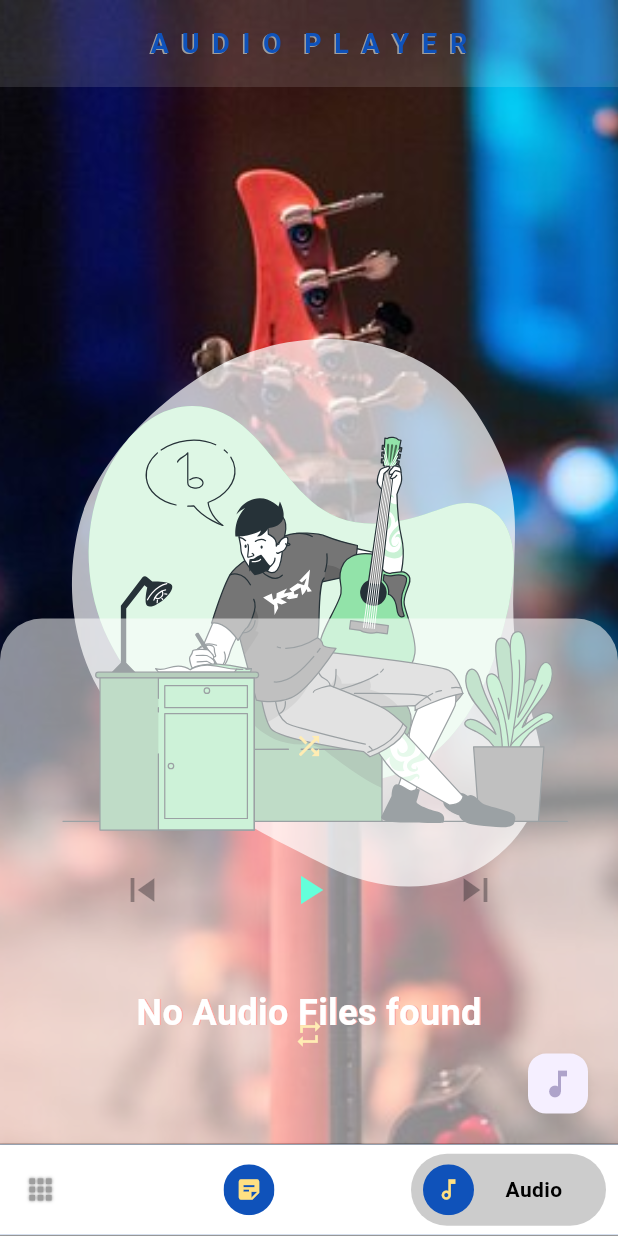
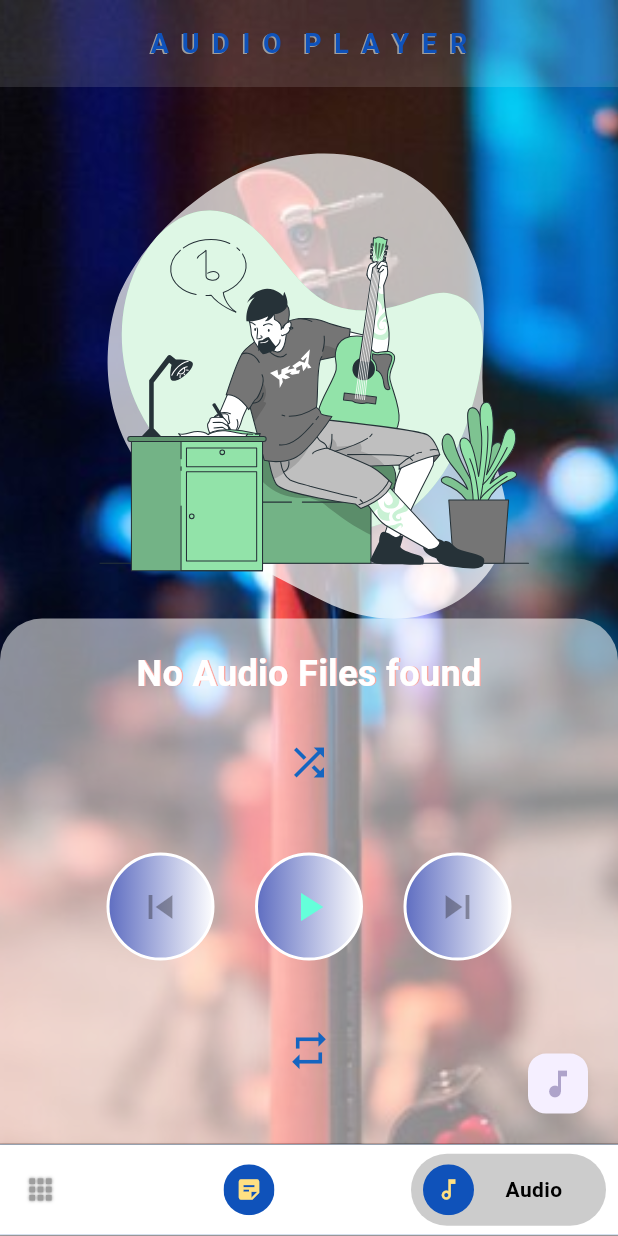
Before and after one commit to LlMrc/odessa_master, a Flutter app: the screen it shows after launch, item 3 of the bottom bar chosen, after a tap on the "music note" icon, on a phone screen of 412 x 824 dp. Run offline on Flutter 3.47's test engine with Material 2 defaults, Android fonts, the phone set to English and light mode, and no system bars; drawn by our look-alikes of bottom_navy_bar; our stand-ins replace audio_service, device_info_plus, file_picker, flutter_svg, font_awesome_flutter, get_it and 9 more; missing offline and left inert: pdf_render, syncfusion_flutter_pdfviewer; accounts and stored records are empty; network calls fail.

Commit message:
crash fixed

```diff
--- a/lib/api/buttom_package/button_class.dart
+++ b/lib/api/buttom_package/button_class.dart
@@ -36,14 +36,16 @@ class RepeatButton extends StatelessWidget {
         Icon icon;
         switch (value) {
           case RepeatState.off:
-            icon = Icon(Icons.repeat, color: Colors.amber[100]);
+            icon = Icon(Icons.repeat, size: 30, color: Colors.blue.shade800);
             break;
           case RepeatState.repeatSong:
-            icon = const Icon(Icons.repeat_one);
+            icon =
+                Icon(Icons.repeat_one, size: 30, color: Colors.blue.shade800);
             break;
           case RepeatState.repeatPlaylist:
             icon = const Icon(
               Icons.repeat,
+              size: 30,
               color: Colors.red,
             );
             break;
@@ -146,10 +148,12 @@ class ShuffleButton extends StatelessWidget {
               ? const Icon(
                   Icons.shuffle,
                   color: Colors.black,
+                  size: 30,
                 )
               : Icon(
                   Icons.shuffle,
-                  color: Colors.amber[100],
+                  size: 30,
+                  color: Colors.blue.shade800,
                 ),
           onPressed: pageManager.shuffle,
         );
@@ -170,7 +174,7 @@ class CurrentSongTitle extends StatelessWidget {
             child: Text(title,
                 maxLines: 1,
                 overflow: TextOverflow.fade,
-                style: const TextStyle(fontSize: 16)));
+                style: const TextStyle(fontSize: 24)));
       },
     );
   }
--- a/lib/multimedia/multimedia.dart
+++ b/lib/multimedia/multimedia.dart
@@ -3,7 +3,6 @@ import 'package:flutter/foundation.dart';
 import 'package:flutter/material.dart';
 import 'package:flutter/services.dart';
 import 'package:flutter_svg/flutter_svg.dart';
-
 import 'package:google_mobile_ads/google_mobile_ads.dart';
 import 'package:pdf_reader/multimedia/page_manager.dart';
 
@@ -41,7 +40,8 @@ class _MultimrdiaState extends State<Multimedia> {
 
   @override
   Widget build(BuildContext context) {
-     const String assetName = 'assets/illustration/no_music.svg';
+    const String assetName = 'assets/illustration/no_music.svg';
+    final size = MediaQuery.of(context).size;
     final isPortrait =
         MediaQuery.of(context).orientation == Orientation.portrait;
     SystemChrome.setSystemUIOverlayStyle(
@@ -66,14 +66,12 @@ class _MultimrdiaState extends State<Multimedia> {
                     if (playlistTitles.isEmpty) {
                       return Center(
                           child: Padding(
-                        padding: const EdgeInsets.only(top: 100),
+                        padding: EdgeInsets.only(top: isPortrait ? 24.0 : 30.0),
                         child: Column(
                           children: [
-                             SvgPicture.asset(
-assetName,
-semanticsLabel: 'no mp3 files found',
-
-),
+                            SvgPicture.asset(assetName,
+                                semanticsLabel: 'no mp3 files found',
+                                height: isPortrait ? 350 : 200),
                             const Text("No Audio Files found",
                                 style: TextStyle(
                                     fontWeight: FontWeight.w700,
@@ -93,8 +91,11 @@ semanticsLabel: 'no mp3 files found',
                       child: ListView.builder(
                         itemCount: playlistTitles.length,
                         itemBuilder: (context, index) {
-                          return Padding(
-                            padding: const EdgeInsets.symmetric(horizontal: 14),
+                          return Container(
+                            padding: EdgeInsets.symmetric(
+                                vertical: size.width > 600 ? 8 : 0,
+                                horizontal:
+                                    size.width > 600 ? size.width * .10 : 10),
                             child: Column(
                               children: [
                                 Container(
@@ -214,27 +215,27 @@ semanticsLabel: 'no mp3 files found',
                 ),
                 Container(
                   padding: const EdgeInsets.all(8.0),
-                  child: const SizedBox(
+                  child: SizedBox(
                     height: 240,
                     width: 270,
                     child: Stack(children: [
                       Align(
                         alignment: Alignment.center,
-                        child: PlayButton(),
+                        child: roundedContainer(const PlayButton()),
                       ),
-                      Align(
+                      const Align(
                         alignment: Alignment.topCenter,
                         child: ShuffleButton(),
                       ),
                       Align(
                         alignment: Alignment.centerRight,
-                        child: NextSongButton(),
+                        child: roundedContainer(const NextSongButton()),
                       ),
                       Align(
                         alignment: Alignment.centerLeft,
-                        child: PreviousSongButton(),
+                        child: roundedContainer(const PreviousSongButton()),
                       ),
-                      Align(
+                      const Align(
                         alignment: Alignment.bottomCenter,
                         child: RepeatButton(),
                       ),
@@ -244,4 +245,20 @@ semanticsLabel: 'no mp3 files found',
               ],
             )));
   }
+
+  Widget roundedContainer(child) {
+    return Container(
+      child: child,
+      padding: const EdgeInsets.all(10),
+      decoration: BoxDecoration(
+          gradient: LinearGradient(
+            colors: [
+              Colors.indigo.shade400,
+              Colors.white,
+            ],
+          ),
+          borderRadius: BorderRadius.circular(50),
+          border: Border.all(color: Colors.white, width: 2.0)),
+    );
+  }
 }
--- a/lib/multimedia/page_manager.dart
+++ b/lib/multimedia/page_manager.dart
@@ -19,10 +19,13 @@ class PageManager {
   final isShuffleModeEnabledNotifier = ValueNotifier<bool>(false);
 
   final _audioHandler = getIt<AudioHandler>();
+  // Indicate if application has permission to the library.
+  bool _hasPermission = false;
+  final query = OnAudioQuery();
 
   // Events: Calls coming from the UI
   void init() async {
-    await _loadPlaylist();
+    await checkAndRequestPermissions();
     _listenToChangesInPlaylist();
     _listenToPlaybackState();
     _listenToCurrentPosition();
@@ -34,8 +37,13 @@ class PageManager {
   List<MediaItem> mediaItems = [];
   Future<void> _loadPlaylist() async {
     late List<SongModel> playlist = [];
-    final query = OnAudioQuery();
-    playlist = await query.querySongs();
+
+    playlist = await query.querySongs(
+      sortType: null,
+      orderType: OrderType.ASC_OR_SMALLER,
+      uriType: UriType.EXTERNAL,
+      ignoreCase: true,
+    );
 
     mediaItems = playlist
         .map((song) => MediaItem(
@@ -172,4 +180,14 @@ class PageManager {
   void stop() {
     _audioHandler.stop();
   }
+
+  Future<void> checkAndRequestPermissions({bool retry = false}) async {
+    // The param 'retryRequest' is false, by default.
+    _hasPermission = await query.checkAndRequest(
+      retryRequest: retry,
+    );
+
+    // Only call update the UI if application has all required permissions.
+    _hasPermission ? await _loadPlaylist() : null;
+  }
 }
```
Also changed, not shown: lib/home_page.dart (+4 -3 lines), lib/note_package/add_note.dart (+15 -16 lines), lib/note_package/notepage.dart (+11 -14 lines), lib/pdf_package/browser.dart (+38 -24 lines), lib/pdf_package/document_listview.dart (+29 -48 lines), lib/responsive/tablet_body.dart (+6 -5 lines), pubspec.yaml (+5 -5 lines), pubspec.lock, 2 other files.
